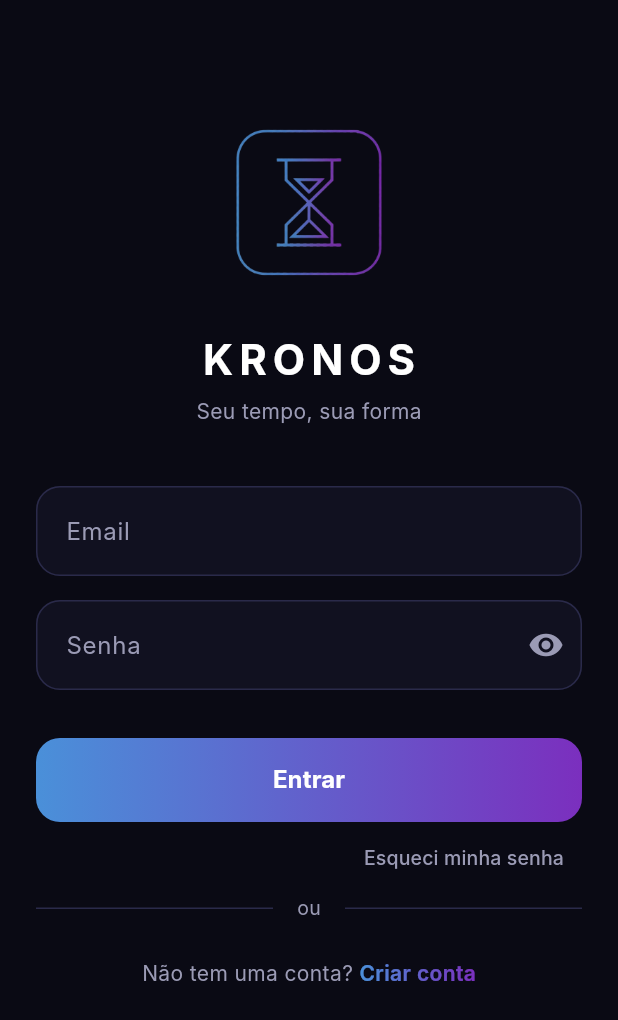
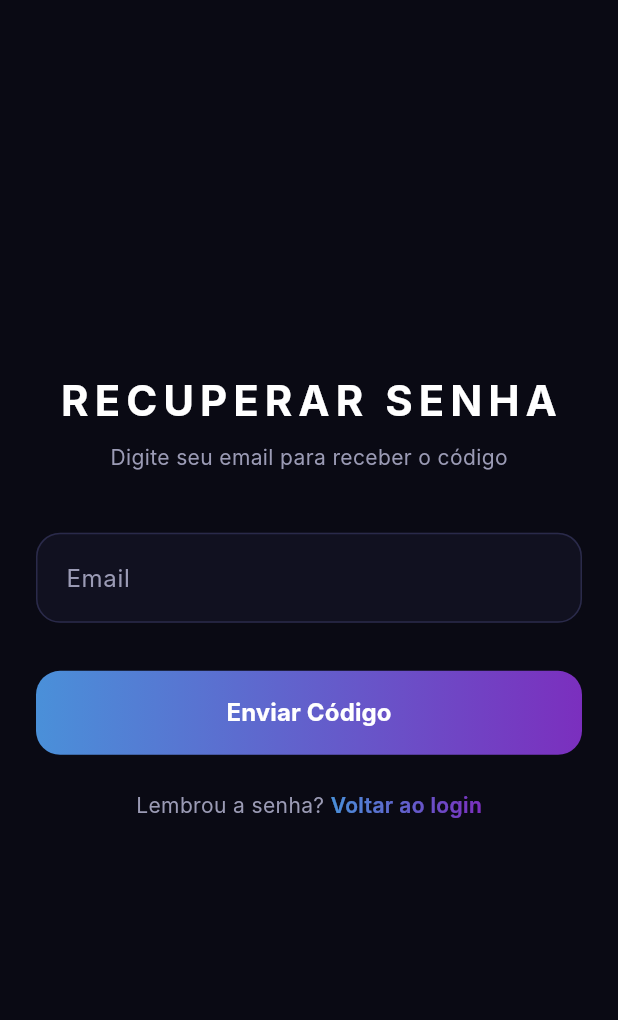
Before and after one commit to Fernando-CR19/kronos-app, a Flutter app: the screen it shows after launch, after a tap on "Esqueci minha senha", on a phone screen of 412 x 824 dp. Shown: the top 1020 px of the screen. Run offline on Flutter 3.47's test engine with Material 3 defaults, Android fonts, the phone set to English and light mode, and no system bars; our stand-ins replace dio, drift, flutter_dotenv, flutter_riverpod, flutter_secure_storage; accounts and stored records are empty; generated files the repository leaves out were written again; Roboto replaces fonts that are missing (Inter).

Commit message:
feat: add password recovery screens with OTP validation

```diff
--- /dev/null
+++ b/lib/features/auth/screens/forgot_password_screen.dart
@@ -0,0 +1,164 @@
+import 'package:dio/dio.dart';
+import 'package:flutter/material.dart';
+import 'package:flutter_riverpod/flutter_riverpod.dart';
+import 'package:kronos_app/features/auth/providers/auth_provider.dart';
+
+import 'package:kronos_app/features/auth/screens/validate_otp_screen.dart';
+
+class ForgotPasswordScreen extends ConsumerStatefulWidget {
+  const ForgotPasswordScreen({super.key});
+
+  @override
+  ConsumerState<ForgotPasswordScreen> createState() =>
+      _ForgotPasswordScreenState();
+}
+
+class _ForgotPasswordScreenState extends ConsumerState<ForgotPasswordScreen> {
+  final _formKey = GlobalKey<FormState>();
+  final _emailController = TextEditingController();
+
+  @override
+  void dispose() {
+    _emailController.dispose();
+    super.dispose();
+  }
+
+  Future<void> _forgotPassword() async {
+    if (!_formKey.currentState!.validate()) return;
+
+    try {
+      final authSerice = ref.read(authServiceProvider);
+
+      await authSerice.forgotPassword(email: _emailController.text);
+
+      if (!mounted) return;
+
+      Navigator.push(
+        context,
+        MaterialPageRoute(
+          builder: (context) => ValidateOtpScreen(email: _emailController.text),
+        ),
+      );
+
+    } on DioException catch (err) {
+      if (!mounted) return;
+
+      final message = err.response?.data['message'] ?? 'Erro ao enviar código';
+      ScaffoldMessenger.of(
+        context,
+      ).showSnackBar(SnackBar(content: Text(message)));
+    }
+  }
+
+  @override
+  Widget build(BuildContext context) {
+    return Scaffold(
+      body: SafeArea(
+        child: SingleChildScrollView(
+          child: Padding(
+            padding: EdgeInsets.symmetric(horizontal: 24),
+            child: SizedBox(
+              width: double.infinity,
+              child: Form(
+                key: _formKey,
+                child: Column(
+                  crossAxisAlignment: CrossAxisAlignment.center,
+                  children: [
+                    SizedBox(height: MediaQuery.of(context).size.height * 0.30),
+                    Text(
+                      'RECUPERAR SENHA',
+                      style: TextStyle(
+                        fontSize: 28,
+                        fontWeight: FontWeight.bold,
+                        letterSpacing: 4,
+                      ),
+                    ),
+                    SizedBox(height: 8),
+                    Text(
+                      'Digite seu email para receber o código',
+                      style: TextStyle(fontSize: 14, color: Color(0xFF9B9BB5)),
+                    ),
+                    SizedBox(height: 40),
+                    TextFormField(
+                      controller: _emailController,
+                      keyboardType: TextInputType.emailAddress,
+                      decoration: InputDecoration(hintText: "Email"),
+                      validator: (value) {
+                        if (value == null || value.isEmpty) {
+                          return 'Email é obrigatório';
+                        }
+                        if (!value.contains('@') || !value.contains('.')) {
+                          return 'Email inválido';
+                        }
+                        return null;
+                      },
+                    ),
+                    SizedBox(height: 32),
+                    Container(
+                      width: double.infinity,
+                      height: 56,
+                      decoration: BoxDecoration(
+                        gradient: LinearGradient(
+                          colors: [Color(0xFF4A90D9), Color(0xFF7B2FBE)],
+                        ),
+                        borderRadius: BorderRadius.circular(16),
+                      ),
+                      child: ElevatedButton(
+                        onPressed: _forgotPassword,
+                        style: ElevatedButton.styleFrom(
+                          backgroundColor: Colors.transparent,
+                          shadowColor: Colors.transparent,
+                          shape: RoundedRectangleBorder(
+                            borderRadius: BorderRadiusGeometry.circular(16),
+                          ),
+                        ),
+                        child: Text(
+                          'Enviar Código',
+                          style: TextStyle(
+                            fontSize: 16,
+                            fontWeight: FontWeight.bold,
+                            color: Colors.white,
+                          ),
+                        ),
+                      ),
+                    ),
+                    SizedBox(height: 24),
+                    Row(
+                      mainAxisAlignment: MainAxisAlignment.center,
+                      children: [
+                        Text(
+                          'Lembrou a senha? ',
+                          style: TextStyle(
+                            color: Color(0xFF9B9BB5),
+                            fontSize: 14,
+                          ),
+                        ),
+                        GestureDetector(
+                          onTap: () => Navigator.pop(context),
+                          child: ShaderMask(
+                            shaderCallback: (bounds) => LinearGradient(
+                              colors: [Color(0xFF4A90D9), Color(0xFF7B2FBE)],
+                            ).createShader(bounds),
+                            child: Text(
+                              'Voltar ao login',
+                              style: TextStyle(
+                                color: Colors.white,
+                                fontSize: 14,
+                                fontWeight: FontWeight.w600,
+                              ),
+                            ),
+                          ),
+                        ),
+                      ],
+                    ),
+                    SizedBox(height: 32),
+                  ],
+                ),
+              ),
+            ),
+          ),
+        ),
+      ),
+    );
+  }
+}
--- a/lib/features/auth/screens/login_screen.dart
+++ b/lib/features/auth/screens/login_screen.dart
@@ -2,6 +2,7 @@ import 'package:dio/dio.dart';
 import 'package:flutter/material.dart';
 import 'package:flutter_riverpod/flutter_riverpod.dart';
 import 'package:kronos_app/features/auth/providers/auth_provider.dart';
+import 'package:kronos_app/features/auth/screens/forgot_password_screen.dart';
 
 import 'package:kronos_app/features/auth/screens/register_screen.dart';
 import 'package:kronos_app/shared/services/storage_provider.dart';
@@ -44,7 +45,6 @@ class _LoginScreenState extends ConsumerState<LoginScreen> {
           builder: (context) => HomeScreen()
         ),
       );
-
     } on DioException catch (err) {
       if (!mounted) return;
 
@@ -193,7 +193,14 @@ class _LoginScreenState extends ConsumerState<LoginScreen> {
                     Align(
                       alignment: Alignment.centerRight,
                       child: TextButton(
-                        onPressed: () {},
+                        onPressed: () {
+                          Navigator.push(
+                            context,
+                            MaterialPageRoute(
+                              builder: (context) => ForgotPasswordScreen(),
+                            ),
+                          );
+                        },
                         child: Text(
                           'Esqueci minha senha',
                           style: TextStyle(
--- a/lib/features/auth/services/auth_service.dart
+++ b/lib/features/auth/services/auth_service.dart
@@ -36,4 +36,37 @@ class AuthService {
 
     return response.data;
   }
+
+  Future<void> forgotPassword({required String email}) async {
+    await _apiService.client.post(
+      '/auth/forgot-password',
+      data: {'email': email}
+    );
+  }
+
+  Future<void> validateOtp({
+    required String email,
+    required String code
+  }) async {
+    await _apiService.client.post(
+      '/auth/validate-otp',
+      data: {
+        'email': email,
+        'code': code
+      }
+    );
+  }
+
+  Future<void> resetPassword({
+    required String email,
+    required String password,
+  }) async {
+    await _apiService.client.post(
+      '/auth/reset-password',
+      data: {
+        'email': email,
+        'password': password,
+      }
+    );
+  }
 }
```
Also changed, not shown: lib/features/auth/screens/reset_password_screen.dart (added, +202 -0 lines), lib/features/auth/screens/validate_otp_screen.dart (added, +150 -0 lines).
